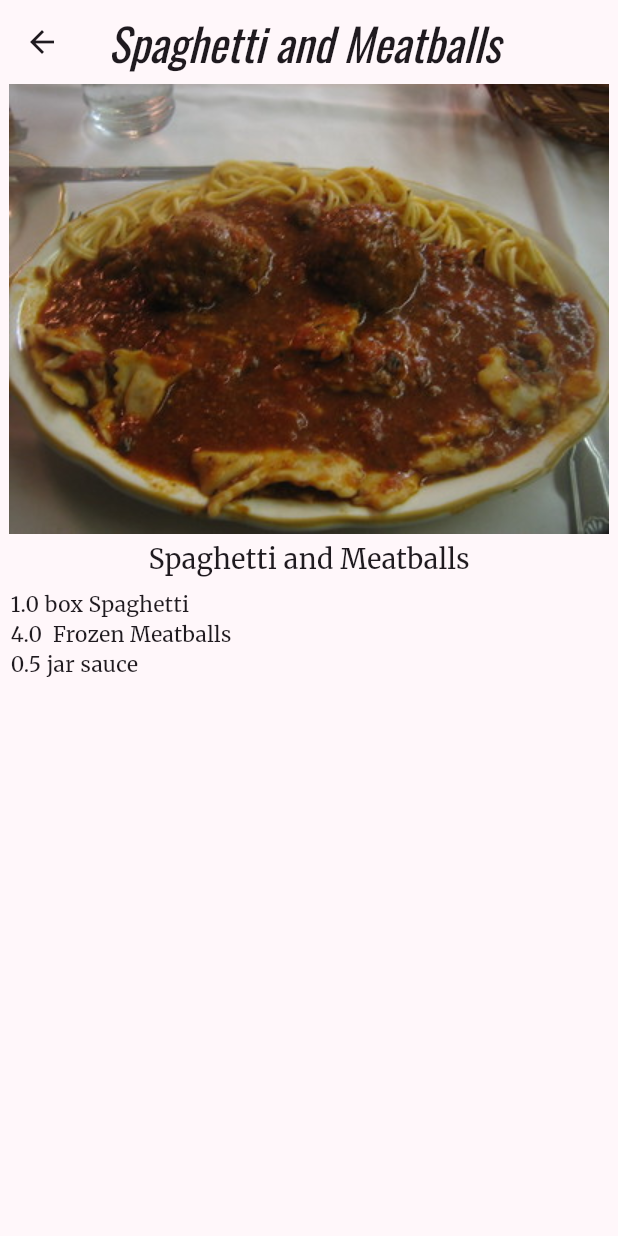
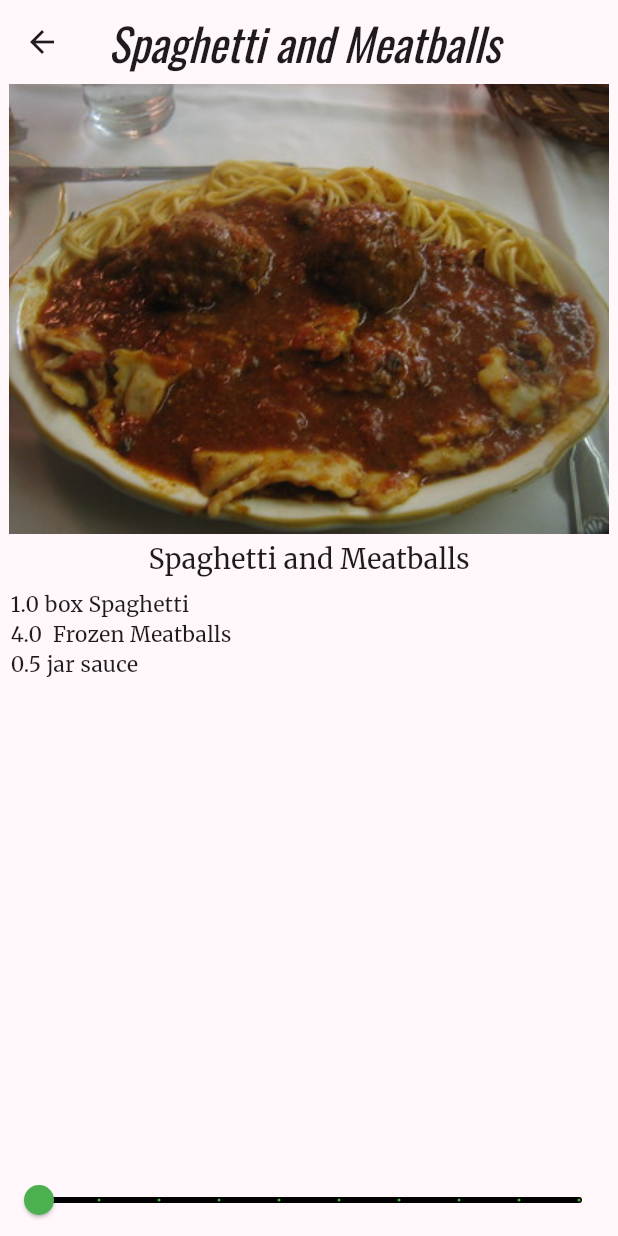
Before and after one commit to triastanto/flta-02-hello-flutter, a Flutter app: the screen it shows after launch, after a tap on "Spaghetti and Meatballs", on a phone screen of 412 x 824 dp. Run offline on Flutter 3.47's test engine with Material 3 defaults, Android fonts, the phone set to English and light mode, and no system bars; our stand-ins replace google_fonts.

```diff
--- a/lib/recipe_detail.dart
+++ b/lib/recipe_detail.dart
@@ -16,7 +16,7 @@ class RecipeDetail extends StatefulWidget {
 }
 
 class _RecipeDetailState extends State<RecipeDetail> {
-  // TODO: Add _sliderVal here
+  int _sliderVal = 1;
 
   @override
   Widget build(BuildContext context) {
@@ -49,11 +49,24 @@ class _RecipeDetailState extends State<RecipeDetail> {
                   final ingredient = widget.recipe.ingredients[index];
                   // TODO: Add ingredient.quantity
                   return Text(
-                      '${ingredient.quantity} ${ingredient.measure} ${ingredient.name}');
+                      '${ingredient.quantity * _sliderVal} ${ingredient.measure} ${ingredient.name}');
                 },
               ),
             ),
-            // TODO: Add Slider() here
+            Slider(
+              min: 1,
+              max: 10,
+              divisions: 9,
+              label: '${_sliderVal * widget.recipe.servings} servings',
+              value: _sliderVal.toDouble(),
+              onChanged: (newValue) {
+                setState(() {
+                  _sliderVal = newValue.round();
+                });
+              },
+              activeColor: Colors.green,
+              inactiveColor: Colors.black,
+            ),
           ],
         ),
       ),
```
